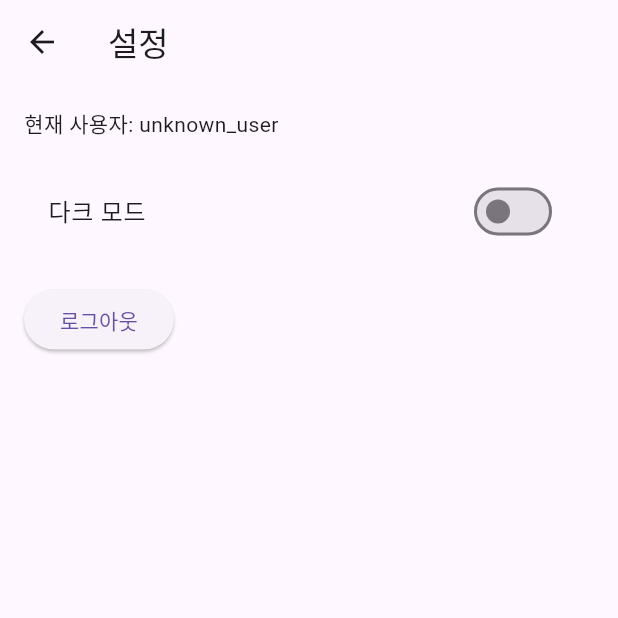
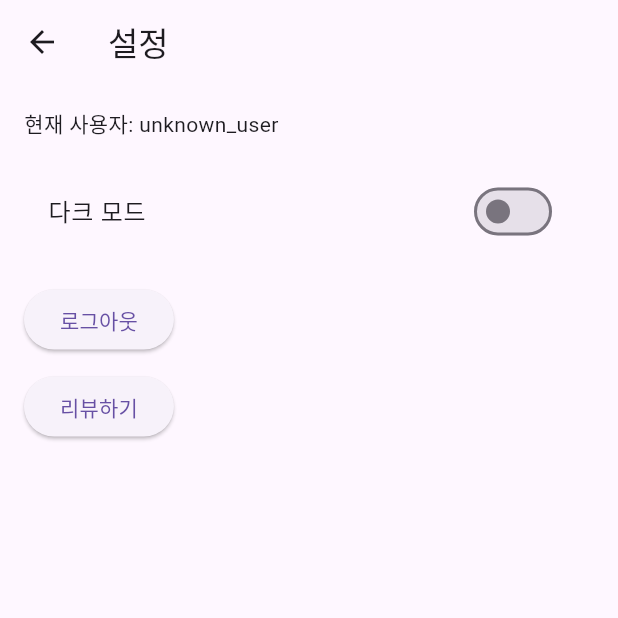
Before and after one commit to cbnu-ctrl-z/rest, a Flutter app: the SettingsPage screen opened by its route, on a phone screen of 412 x 824 dp, the top half of it. Run offline on Flutter 3.47's test engine with Material 3 defaults, Android fonts, the phone set to English and light mode, and no system bars; our stand-ins replace dotted_border, flutter_dotenv, flutter_keyboard_visibility, image_picker, shared_preferences, socket_io_client; accounts and stored records are empty.

Commit message:
설정에 리뷰

```diff
--- a/frontend/lib/pages/settings_page.dart
+++ b/frontend/lib/pages/settings_page.dart
@@ -43,6 +43,13 @@ class _SettingsPageState extends State<SettingsPage> {
               onPressed: () => _logout(context),
               child: Text('로그아웃'),
             ),
+            SizedBox(height: 10),
+            ElevatedButton(
+              onPressed: () {
+                Navigator.pushNamed(context, '/review');
+              },
+              child: Text('리뷰하기'),
+            ),
           ],
         ),
       ),
```
